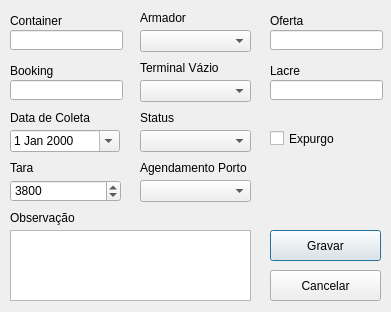
Qt form GUI/EditarCNTR/EditarCNTR.ui (Aniroth/WM-Lages) before a commit.
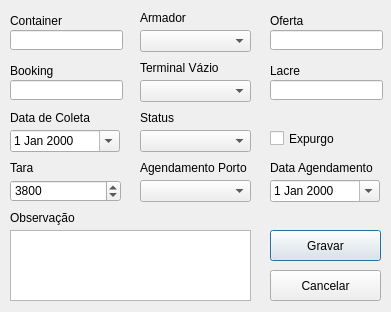
The same form after that commit.

Patch:
```diff
--- a/GUI/EditarCNTR/EditarCNTR.ui
+++ b/GUI/EditarCNTR/EditarCNTR.ui
@@ -317,6 +317,32 @@
     </rect>
    </property>
   </widget>
+  <widget class="QLabel" name="LBL_Agendamento">
+   <property name="geometry">
+    <rect>
+     <x>270</x>
+     <y>160</y>
+     <width>111</width>
+     <height>16</height>
+    </rect>
+   </property>
+   <property name="text">
+    <string>Data Agendamento</string>
+   </property>
+  </widget>
+  <widget class="QDateEdit" name="DATE_Agendamento">
+   <property name="geometry">
+    <rect>
+     <x>270</x>
+     <y>180</y>
+     <width>110</width>
+     <height>22</height>
+    </rect>
+   </property>
+   <property name="calendarPopup">
+    <bool>true</bool>
+   </property>
+  </widget>
  </widget>
  <tabstops>
   <tabstop>TXB_Unidade</tabstop>
```
